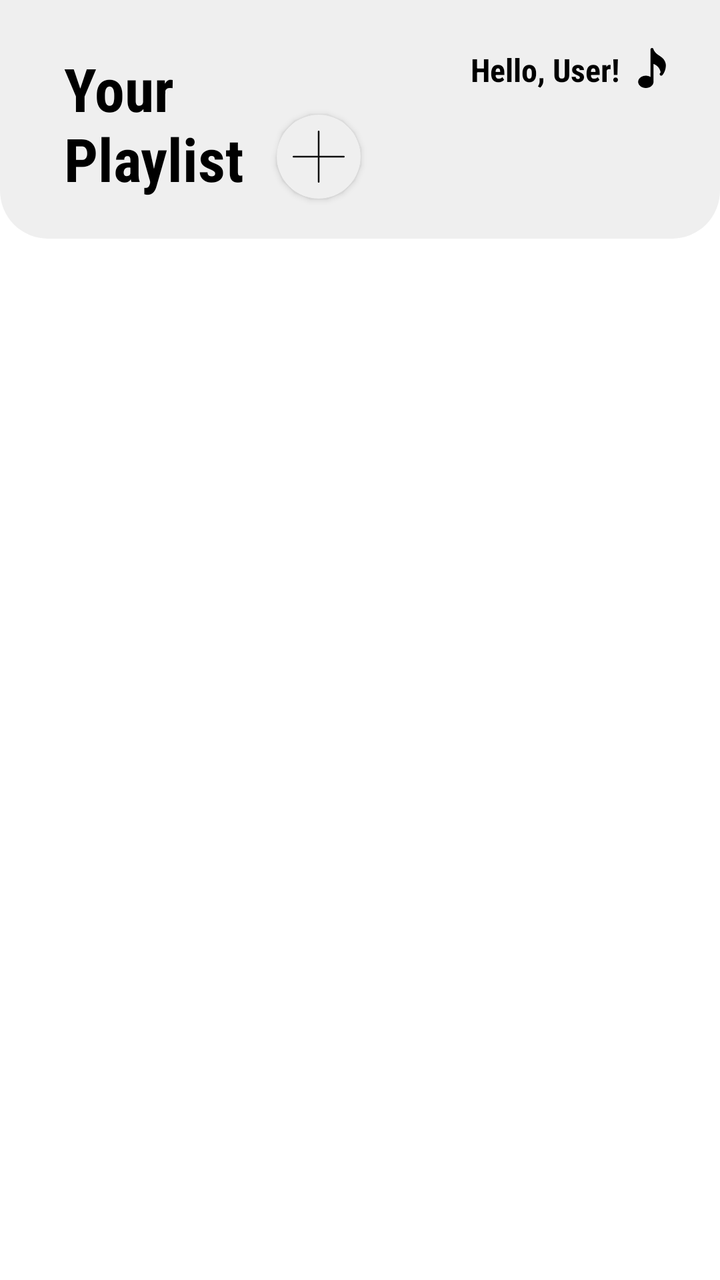
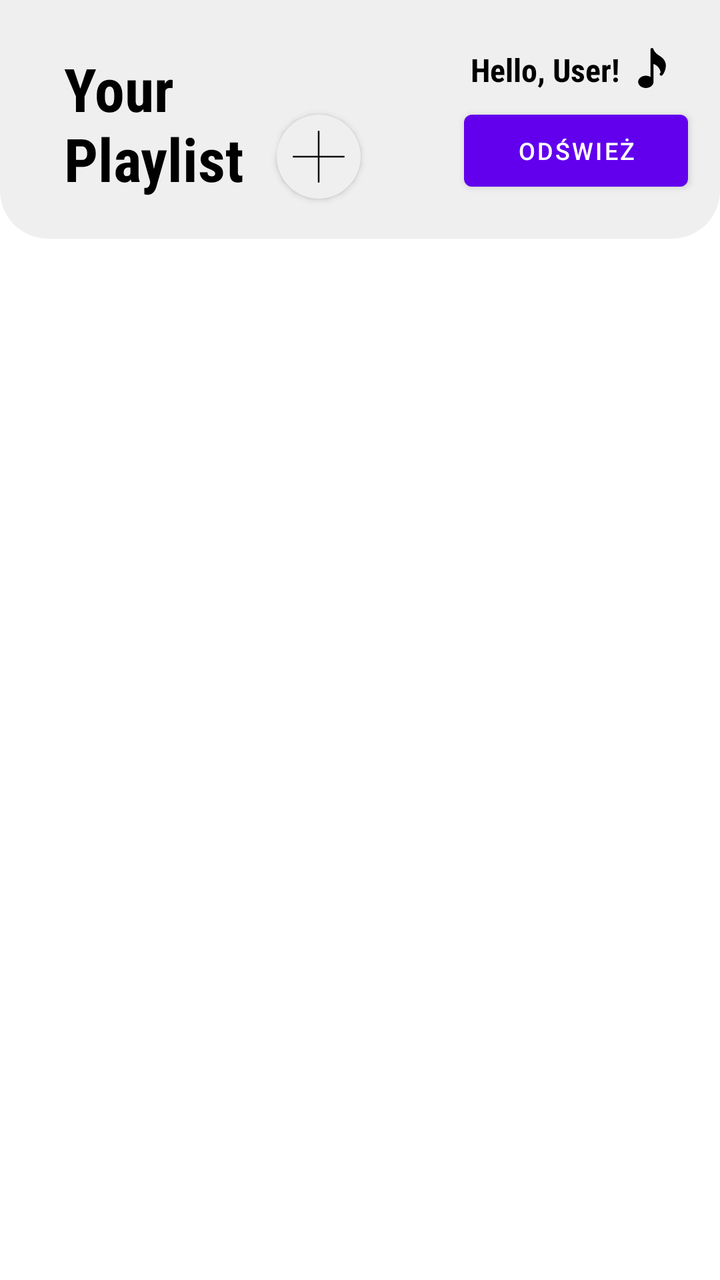

Before-and-after screenshots of an Android layout around one commit, followed by the original layout XML and the change that was made.
<!-- AndroidManifest.xml: application theme Theme.DahaMusic -->
<!-- res/layout/activity_main.xml -->
<?xml version="1.0" encoding="utf-8"?>
<androidx.constraintlayout.widget.ConstraintLayout xmlns:android="http://schemas.android.com/apk/res/android"
    xmlns:app="http://schemas.android.com/apk/res-auto"
    xmlns:tools="http://schemas.android.com/tools"
    android:layout_width="match_parent"
    android:layout_height="match_parent"
    android:background="@color/white"
    tools:context=".ui.MainActivity">

    <TextView
        android:id="@+id/goodMorning"
        android:layout_width="wrap_content"
        android:layout_height="wrap_content"
        android:layout_marginTop="24dp"
        android:layout_marginEnd="6dp"
        android:layout_marginBottom="24dp"
        android:fontFamily="sans-serif-condensed"
        android:text="@string/hello_dear"
        android:textColor="@color/black"
        android:textSize="16sp"
        android:textStyle="bold"
        app:layout_constraintEnd_toStartOf="@id/musicalNote"
        app:layout_constraintTop_toTopOf="parent" />

    <TextView
        android:id="@+id/yourPlaylist"
        android:layout_width="wrap_content"
        android:layout_height="wrap_content"
        android:fontFamily="sans-serif-condensed"
        android:paddingStart="16dp"
        android:paddingEnd="16dp"
        android:text="Your \nPlaylist"
        android:textColor="@color/black"
        android:textSize="30sp"
        app:layout_constraintTop_toTopOf="@id/goodMorning"
        android:textStyle="bold"
        app:layout_constraintStart_toStartOf="parent"
        android:layout_marginStart="16dp" />

    <androidx.appcompat.widget.LinearLayoutCompat
        android:layout_width="match_parent"
        android:layout_height="0dp"
        app:layout_constraintTop_toTopOf="parent"
        app:layout_constraintBottom_toTopOf="@id/recyclerView"
        android:layout_marginBottom="0dp"
        android:background="@drawable/main_light"
        android:elevation="-5dp"/>
    
    <androidx.cardview.widget.CardView
        android:id="@+id/cardMenu"
        android:layout_width="42dp"
        android:layout_height="42dp"
        app:cardCornerRadius="30dp"
        android:backgroundTint="@color/main_light"
        android:elevation="18dp"
        android:foreground="?android:attr/selectableItemBackground"
        app:layout_constraintBottom_toBottomOf="@id/yourPlaylist"
        app:layout_constraintStart_toEndOf="@id/yourPlaylist">

        <ImageView
            android:focusable="false"
            android:layout_width="wrap_content"
            android:layout_height="wrap_content"
            android:layout_gravity="center"
            android:src="@drawable/ic_add__9_"/>

    </androidx.cardview.widget.CardView>

    <androidx.recyclerview.widget.RecyclerView
        android:id="@+id/recyclerView"
        android:layout_width="match_parent"
        android:layout_height="0dp"
        android:layout_marginTop="20dp"
        android:padding="8dp"
        app:layoutManager="androidx.recyclerview.widget.GridLayoutManager"
        app:layout_constraintBottom_toBottomOf="parent"
        app:layout_constraintTop_toBottomOf="@id/yourPlaylist"
        app:layout_constraintVertical_bias="0.0"
        tools:layout_editor_absoluteX="0dp"
        tools:listitem="@layout/folder_item_view" />

    <ImageView
        android:id="@+id/musicalNote"
        android:layout_width="wrap_content"
        android:layout_height="wrap_content"
        android:layout_marginTop="24dp"
        android:layout_marginEnd="24dp"
        android:background="@drawable/ic_musical_note"
        app:layout_constraintEnd_toEndOf="parent"
        app:layout_constraintTop_toTopOf="parent" />


</androidx.constraintlayout.widget.ConstraintLayout>
<!-- res/layout/folder_item_view.xml (included above) -->
<?xml version="1.0" encoding="utf-8"?>
<androidx.cardview.widget.CardView xmlns:android="http://schemas.android.com/apk/res/android"
    android:layout_width="match_parent"
    xmlns:app="http://schemas.android.com/apk/res-auto"
    app:cardCornerRadius="15dp"
    android:layout_margin="10dp"
    android:layout_height="100dp">

    <androidx.constraintlayout.widget.ConstraintLayout
        android:layout_width="match_parent"
        android:background="#F6F6F6"
        android:layout_height="match_parent">

        <TextView
            android:id="@+id/folderName"
            android:layout_width="0dp"
            android:layout_marginEnd="16dp"
            android:ellipsize="end"
            android:layout_height="wrap_content"
            android:text="@string/folder_name"
            android:textStyle="normal"
            android:lines="1"
            app:layout_constraintEnd_toStartOf="@id/card_menu"
            android:fontFamily="sans-serif-condensed"
            android:textColor="@color/black"
            android:textSize="22sp"
            app:layout_constraintTop_toTopOf="parent"
            app:layout_constraintStart_toStartOf="parent"
            android:layout_marginTop="16dp"
            android:layout_marginStart="24dp"/>

        <TextView
            android:id="@+id/folderSongs"
            android:layout_width="0dp"
            android:layout_height="wrap_content"
            app:layout_constraintTop_toBottomOf="@id/folderName"
            android:text="@string/_214_tracks"
            android:lines="1"
            app:layout_constraintEnd_toStartOf="@id/card_menu"
            android:layout_marginEnd="16dp"
            android:ellipsize="end"
            android:textColor="#5E5E5E"
            app:layout_constraintStart_toStartOf="@id/folderName"
            android:layout_marginTop="16dp"/>

        <androidx.cardview.widget.CardView
            android:id="@+id/card_menu"
            android:layout_width="40dp"
            android:layout_height="40dp"
            app:layout_constraintEnd_toEndOf="parent"
            app:layout_constraintTop_toTopOf="parent"
            app:layout_constraintBottom_toBottomOf="parent"
            android:backgroundTint="#F6F6F6"
            android:layout_marginEnd="8dp"
            android:clickable="true"
            android:elevation="0dp"
            android:padding="6dp"
            android:focusable="true"
            android:foreground="?android:attr/selectableItemBackground"
            app:cardCornerRadius="20dp">

            <ImageView
                android:id="@+id/iv_back"
                android:layout_width="wrap_content"
                android:layout_height="wrap_content"
                android:layout_gravity="center"
                android:background="@drawable/ic_menu"
                android:backgroundTint="#DB000000"
                android:focusable="false" />

        </androidx.cardview.widget.CardView>


    </androidx.constraintlayout.widget.ConstraintLayout>

</androidx.cardview.widget.CardView>
<!-- resources referenced by this layout -->
<resources>
  <color name="black">#FF000000</color>
  <color name="main_light">#EFEFEF</color>
  <color name="white">#FFFFFFFF</color>
  
      //custom colors
  <!-- drawable ic_add__9_ (drawable) -->
  <vector android:alpha="0.94" android:height="26dp"
      android:viewportHeight="496" android:viewportWidth="496"
      android:width="26dp" xmlns:android="http://schemas.android.com/apk/res/android">
      <path android:fillColor="#FF000000" android:pathData="M488,240H256V8c0,-4.418 -3.582,-8 -8,-8s-8,3.582 -8,8v232H8c-4.418,0 -8,3.582 -8,8s3.582,8 8,8h232v232c0,4.418 3.582,8 8,8s8,-3.582 8,-8V256h232c4.418,0 8,-3.582 8,-8S492.418,240 488,240z"/>
  </vector>
  <!-- drawable ic_menu (drawable) -->
  <vector android:height="16dp" android:viewportHeight="515.555"
      android:viewportWidth="515.555" android:width="16dp" xmlns:android="http://schemas.android.com/apk/res/android">
      <path android:fillColor="#FF000000" android:pathData="m303.347,18.875c25.167,25.167 25.167,65.971 0,91.138s-65.971,25.167 -91.138,0 -25.167,-65.971 0,-91.138c25.166,-25.167 65.97,-25.167 91.138,0"/>
      <path android:fillColor="#FF000000" android:pathData="m303.347,212.209c25.167,25.167 25.167,65.971 0,91.138s-65.971,25.167 -91.138,0 -25.167,-65.971 0,-91.138c25.166,-25.167 65.97,-25.167 91.138,0"/>
      <path android:fillColor="#FF000000" android:pathData="m303.347,405.541c25.167,25.167 25.167,65.971 0,91.138s-65.971,25.167 -91.138,0 -25.167,-65.971 0,-91.138c25.166,-25.167 65.97,-25.167 91.138,0"/>
  </vector>
  <!-- drawable ic_musical_note (drawable) -->
  <vector android:height="20dp" android:viewportHeight="415.963"
      android:viewportWidth="415.963" android:width="20dp" xmlns:android="http://schemas.android.com/apk/res/android">
      <path android:fillColor="#FF000000" android:pathData="M328.712,264.539c12.928,-21.632 21.504,-48.992 23.168,-76.064c1.056,-17.376 -2.816,-35.616 -11.2,-52.768c-13.152,-26.944 -35.744,-42.08 -57.568,-56.704c-16.288,-10.912 -31.68,-21.216 -42.56,-35.936l-1.952,-2.624c-6.432,-8.64 -13.696,-18.432 -14.848,-26.656c-1.152,-8.32 -8.704,-14.24 -16.96,-13.76c-8.384,0.576 -14.88,7.52 -14.88,15.936v285.12c-13.408,-8.128 -29.92,-13.12 -48,-13.12c-44.096,0 -80,28.704 -80,64s35.904,64 80,64s80,-28.704 80,-64V165.467c24.032,9.184 63.36,32.576 74.176,87.2c-2.016,2.976 -3.936,6.176 -6.176,8.736c-5.856,6.624 -5.216,16.736 1.44,22.56c6.592,5.888 16.704,5.184 22.56,-1.44c4.288,-4.864 8.096,-10.56 11.744,-16.512C328.04,265.563 328.393,265.083 328.712,264.539z"/>
  </vector>
  <!-- drawable main_light (drawable) -->
  <?xml version="1.0" encoding="utf-8"?>
  <shape xmlns:android="http://schemas.android.com/apk/res/android">
  
      <solid android:color="#EFEFEF"/>
          <corners android:bottomLeftRadius="24dp" android:bottomRightRadius="24dp"/>
  
  </shape>
  <string name="_214_tracks">214 tracks</string>
  <string name="folder_name">Folder name</string>
  <string name="hello_dear">Hello, User!</string>
  <style name="Theme.DahaMusic" parent="Theme.MaterialComponents.DayNight.NoActionBar">
          <item name="colorPrimary">@color/purple_500</item>
          <item name="colorPrimaryVariant">@color/purple_700</item>
          <item name="colorOnPrimary">@color/white</item>
          <item name="colorSecondary">@color/teal_200</item>
          <item name="colorSecondaryVariant">@color/teal_700</item>
          <item name="colorOnSecondary">@color/black</item>
          <item name="android:statusBarColor" tools:targetApi="l">?attr/colorPrimaryVariant</item>
      </style>
  <color name="purple_500">#FF6200EE</color>
  <color name="purple_700">#FF3700B3</color>
  <color name="teal_200">#FF03DAC5</color>
  <color name="teal_700">#FF018786</color>
</resources>

<!-- the commit's change to res/layout/activity_main.xml (unified diff, before → after) -->
@@ -65,6 +65,17 @@
             android:src="@drawable/ic_add__9_"/>
 
     </androidx.cardview.widget.CardView>
+
+    <Button
+        android:id="@+id/refreshLibrary"
+        android:layout_width="112dp"
+        android:layout_height="48dp"
+        android:layout_marginEnd="16dp"
+        android:text="@string/refresh_library"
+        android:textSize="12sp"
+        android:maxLines="1"
+        app:layout_constraintEnd_toEndOf="parent"
+        app:layout_constraintBottom_toBottomOf="@id/yourPlaylist" />
 
     <androidx.recyclerview.widget.RecyclerView
         android:id="@+id/recyclerView"
<!-- resource entries referenced after the edit -->
@@ -34,6 +34,7 @@
   <string name="_214_tracks">214 tracks</string>
   <string name="folder_name">Folder name</string>
   <string name="hello_dear">Hello, User!</string>
+  <string name="refresh_library">Odśwież</string>
   <style name="Theme.DahaMusic" parent="Theme.MaterialComponents.DayNight.NoActionBar">
           <item name="colorPrimary">@color/purple_500</item>
           <item name="colorPrimaryVariant">@color/purple_700</item>
